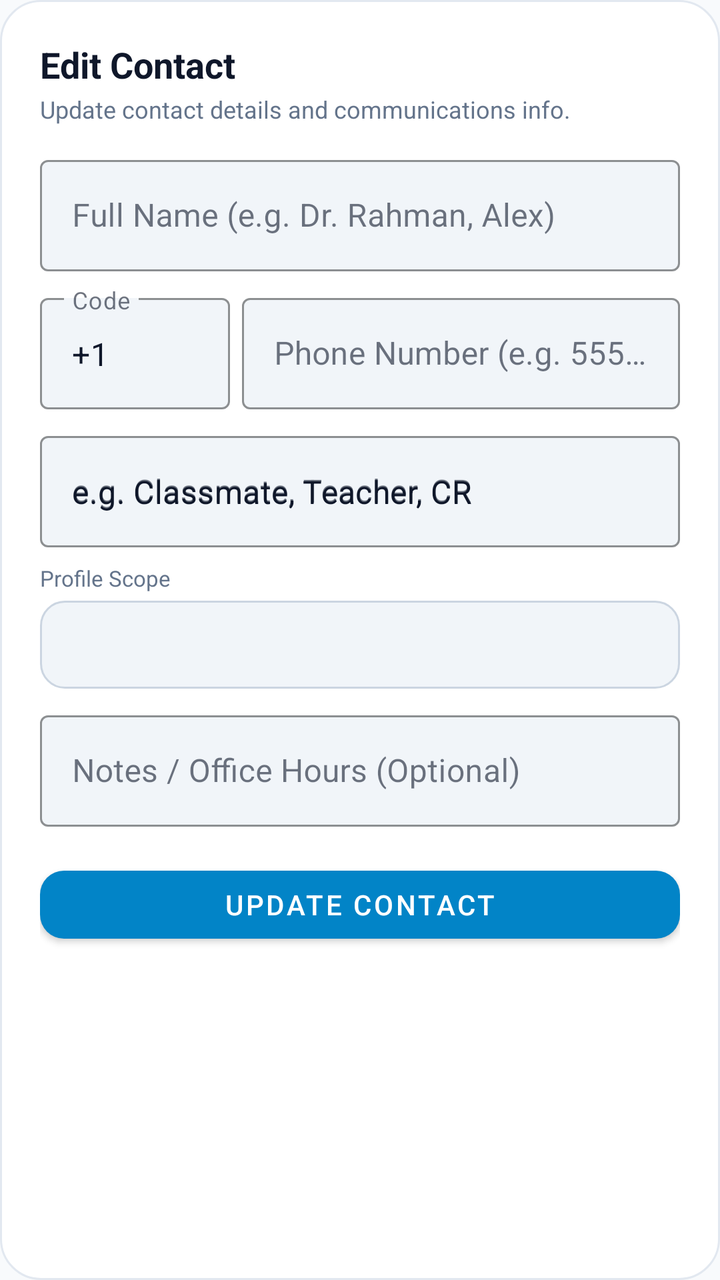
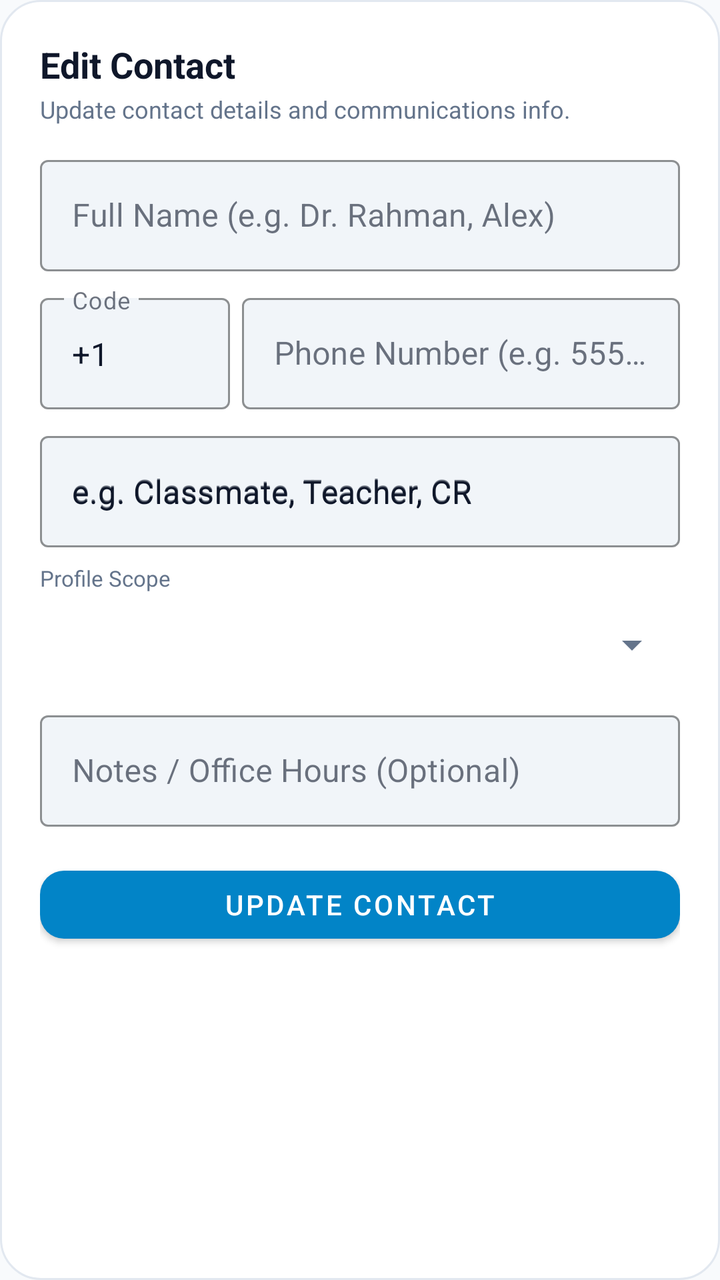

Compare the two renders of this Android layout. The source of the first and the diff that turns it into the second are given below.
<!-- AndroidManifest.xml: application theme Theme.LifeSync -->
<!-- res/layout/dialog_edit_contact.xml -->
<?xml version="1.0" encoding="utf-8"?>
<LinearLayout xmlns:android="http://schemas.android.com/apk/res/android"
    xmlns:app="http://schemas.android.com/apk/res-auto"
    android:layout_width="match_parent"
    android:layout_height="wrap_content"
    android:background="@drawable/bg_dialog_glass"
    android:orientation="vertical"
    android:padding="20dp">

    <TextView
        android:id="@+id/tvEditContactTitle"
        android:layout_width="wrap_content"
        android:layout_height="wrap_content"
        android:text="Edit Contact"
        android:textColor="@color/text_primary"
        android:textSize="18sp"
        android:textStyle="bold" />

    <TextView
        android:layout_width="wrap_content"
        android:layout_height="wrap_content"
        android:layout_marginTop="2dp"
        android:text="Update contact details and communications info."
        android:textColor="@color/text_secondary"
        android:textSize="12sp" />

    
    <com.google.android.material.textfield.TextInputLayout
        style="@style/Widget.MaterialComponents.TextInputLayout.OutlinedBox"
        android:layout_width="match_parent"
        android:layout_height="wrap_content"
        android:layout_marginTop="12dp"
        app:boxBackgroundColor="@color/surface_variant"
        app:boxStrokeColor="@color/card_stroke_bright"
        android:hint="Full Name (e.g. Dr. Rahman, Alex)">

        <com.google.android.material.textfield.TextInputEditText
            android:id="@+id/etContactName"
            android:layout_width="match_parent"
            android:layout_height="wrap_content"
            android:textColor="?attr/colorOnSurface"
            android:textColorHint="?attr/colorOutline" />
    </com.google.android.material.textfield.TextInputLayout>

    
    <LinearLayout
        android:layout_width="match_parent"
        android:layout_height="wrap_content"
        android:layout_marginTop="8dp"
        android:gravity="center_vertical"
        android:orientation="horizontal">

        <com.google.android.material.textfield.TextInputLayout
            android:id="@+id/tilContactCountryCode"
            style="@style/Widget.MaterialComponents.TextInputLayout.OutlinedBox"
            android:layout_width="95dp"
            android:layout_height="wrap_content"
            android:layout_marginEnd="6dp"
            app:boxBackgroundColor="@color/surface_variant"
            app:boxStrokeColor="@color/card_stroke_bright"
            android:hint="Code">

            <com.google.android.material.textfield.TextInputEditText
                android:id="@+id/etContactCountryCode"
                android:layout_width="match_parent"
                android:layout_height="wrap_content"
                android:inputType="phone"
                android:textColor="?attr/colorOnSurface"
                android:textColorHint="?attr/colorOutline"
                android:text="+1" />
        </com.google.android.material.textfield.TextInputLayout>

        <com.google.android.material.textfield.TextInputLayout
            android:id="@+id/tilContactPhone"
            style="@style/Widget.MaterialComponents.TextInputLayout.OutlinedBox"
            android:layout_width="0dp"
            android:layout_height="wrap_content"
            android:layout_weight="1"
            app:boxBackgroundColor="@color/surface_variant"
            app:boxStrokeColor="@color/card_stroke_bright"
            android:hint="Phone Number (e.g. 555 123 4567)">

            <com.google.android.material.textfield.TextInputEditText
                android:id="@+id/etContactPhone"
                android:tag="etPhoneNumber"
                android:inputType="phone"
                android:layout_width="match_parent"
                android:layout_height="wrap_content"
                android:textColor="?attr/colorOnSurface"
                android:textColorHint="?attr/colorOutline" />
        </com.google.android.material.textfield.TextInputLayout>
    </LinearLayout>

    
    <com.google.android.material.textfield.TextInputLayout
        style="@style/Widget.MaterialComponents.TextInputLayout.OutlinedBox"
        android:layout_width="match_parent"
        android:layout_height="wrap_content"
        android:layout_marginTop="8dp"
        app:boxBackgroundColor="@color/surface_variant"
        app:boxStrokeColor="@color/card_stroke_bright"
        android:hint="e.g. Classmate, Teacher, CR">

        <com.google.android.material.textfield.TextInputEditText
            android:id="@+id/etContactRole"
            android:layout_width="match_parent"
            android:layout_height="wrap_content"
            android:textColor="?attr/colorOnSurface"
            android:textColorHint="?attr/colorOutline"
            android:hint="e.g. Classmate, Teacher, CR" />
    </com.google.android.material.textfield.TextInputLayout>

    
    <LinearLayout
        android:layout_width="match_parent"
        android:layout_height="wrap_content"
        android:layout_marginTop="8dp"
        android:orientation="vertical">

        <TextView
            android:layout_width="wrap_content"
            android:layout_height="wrap_content"
            android:layout_marginBottom="4dp"
            android:text="Profile Scope"
            android:textColor="@color/text_secondary"
            android:textSize="11sp" />

        <Spinner
            android:id="@+id/spContactScope"
            android:layout_width="match_parent"
            android:layout_height="44dp"
            android:background="@drawable/bg_edit_text_dynamic" />
    </LinearLayout>

    
    <com.google.android.material.textfield.TextInputLayout
        style="@style/Widget.MaterialComponents.TextInputLayout.OutlinedBox"
        android:layout_width="match_parent"
        android:layout_height="wrap_content"
        android:layout_marginTop="8dp"
        app:boxBackgroundColor="@color/surface_variant"
        app:boxStrokeColor="@color/card_stroke_bright"
        android:hint="Notes / Office Hours (Optional)">

        <com.google.android.material.textfield.TextInputEditText
            android:id="@+id/etContactNotes"
            android:layout_width="match_parent"
            android:layout_height="wrap_content"
            android:textColor="?attr/colorOnSurface"
            android:textColorHint="?attr/colorOutline" />
    </com.google.android.material.textfield.TextInputLayout>

    <com.google.android.material.button.MaterialButton
        android:id="@+id/btnSaveContact"
        android:tag="btnSave"
        android:layout_width="match_parent"
        android:layout_height="46dp"
        android:layout_marginTop="16dp"
        android:text="Update Contact"
        app:cornerRadius="12dp" />

</LinearLayout>
<!-- resources referenced by this layout -->
<resources>
  <color name="card_stroke_bright">#CBD5E1</color>
  <color name="surface_variant">#F1F5F9</color>
  <color name="text_primary">#0F172A</color>
  <color name="text_secondary">#64748B</color>
  <!-- drawable bg_dialog_glass (drawable) -->
  <?xml version="1.0" encoding="utf-8"?>
  <shape xmlns:android="http://schemas.android.com/apk/res/android"
      android:shape="rectangle">
      <corners android:radius="20dp" />
      <solid android:color="@color/surface" />
      <stroke
          android:width="1dp"
          android:color="@color/card_stroke" />
  </shape>
  <!-- drawable bg_edit_text_dynamic (drawable) -->
  <?xml version="1.0" encoding="utf-8"?>
  <shape xmlns:android="http://schemas.android.com/apk/res/android"
      android:shape="rectangle">
      <solid android:color="@color/surface_variant" />
      <corners android:radius="12dp" />
      <stroke
          android:width="1dp"
          android:color="@color/card_stroke_bright" />
  </shape>
  <style name="Theme.LifeSync" parent="Theme.MaterialComponents.DayNight.NoActionBar">
          <item name="colorPrimary">@color/primary</item>
          <item name="colorPrimaryVariant">@color/primary_variant</item>
          <item name="colorOnPrimary">@color/on_primary</item>
          <item name="colorSecondary">@color/secondary</item>
          <item name="colorSecondaryVariant">@color/secondary_variant</item>
          <item name="colorOnSecondary">@color/on_secondary</item>
          <item name="colorSurface">@color/surface</item>
          <item name="colorOnSurface">@color/text_primary</item>
          <item name="colorOnBackground">@color/text_primary</item>
          <item name="colorOnSurfaceVariant">@color/text_secondary</item>
          <item name="android:colorBackground">@color/background</item>
          <item name="android:windowBackground">@color/background</item>
          <item name="android:textColorPrimary">@color/text_primary</item>
          <item name="android:textColorSecondary">@color/text_secondary</item>
          <item name="android:statusBarColor">@color/background</item>
          <item name="android:windowLightStatusBar">true</item>
          <item name="android:navigationBarColor">@color/background</item>
          <item name="materialCardViewStyle">@style/CardElevationRounded</item>
          <item name="android:textViewStyle">@style/DuoRhythmTextView</item>
          <item name="android:editTextStyle">@style/DuoRhythmEditText</item>
          <item name="editTextStyle">@style/DuoRhythmEditText</item>
      </style>
  <color name="surface">#FFFFFF</color>
  <color name="card_stroke">#E2E8F0</color>
  <color name="primary">#0284C7</color>
  <color name="primary_variant">#0369A1</color>
  <color name="on_primary">#FFFFFF</color>
  <color name="secondary">#7C3AED</color>
  <color name="secondary_variant">#6D28D9</color>
  <color name="on_secondary">#FFFFFF</color>
  <color name="background">#F8FAFC</color>
  <style name="CardElevationRounded" parent="Widget.MaterialComponents.CardView">
          <item name="cardCornerRadius">22dp</item>
          <item name="cardElevation">2dp</item>
          <item name="strokeWidth">1dp</item>
          <item name="strokeColor">@color/card_stroke</item>
          <item name="cardBackgroundColor">@color/surface_card</item>
      </style>
  <style name="DuoRhythmTextView" parent="android:Widget.TextView">
          <item name="android:lineSpacingExtra">2dp</item>
          <item name="android:fontFamily">sans-serif</item>
          <item name="android:includeFontPadding">true</item>
      </style>
  <style name="DuoRhythmEditText" parent="android:Widget.EditText">
          <item name="android:lineSpacingExtra">2dp</item>
          <item name="android:fontFamily">sans-serif</item>
          <item name="android:includeFontPadding">true</item>
          <item name="android:textColor">@color/text_primary</item>
          <item name="android:textColorHint">@color/text_secondary</item>
      </style>
  <color name="surface_card">#FFFFFF</color>
</resources>

<!-- the commit's change to res/layout/dialog_edit_contact.xml (unified diff, before → after) -->
@@ -128,8 +128,7 @@
         <Spinner
             android:id="@+id/spContactScope"
             android:layout_width="match_parent"
-            android:layout_height="44dp"
-            android:background="@drawable/bg_edit_text_dynamic" />
+            android:layout_height="44dp" />
     </LinearLayout>
 
     
<!-- resource entries referenced after the edit -->
@@ -13,16 +13,6 @@
       <stroke
           android:width="1dp"
           android:color="@color/card_stroke" />
-  </shape>
-  <!-- drawable bg_edit_text_dynamic (drawable) -->
-  <?xml version="1.0" encoding="utf-8"?>
-  <shape xmlns:android="http://schemas.android.com/apk/res/android"
-      android:shape="rectangle">
-      <solid android:color="@color/surface_variant" />
-      <corners android:radius="12dp" />
-      <stroke
-          android:width="1dp"
-          android:color="@color/card_stroke_bright" />
   </shape>
   <style name="Theme.LifeSync" parent="Theme.MaterialComponents.DayNight.NoActionBar">
           <item name="colorPrimary">@color/primary</item>
